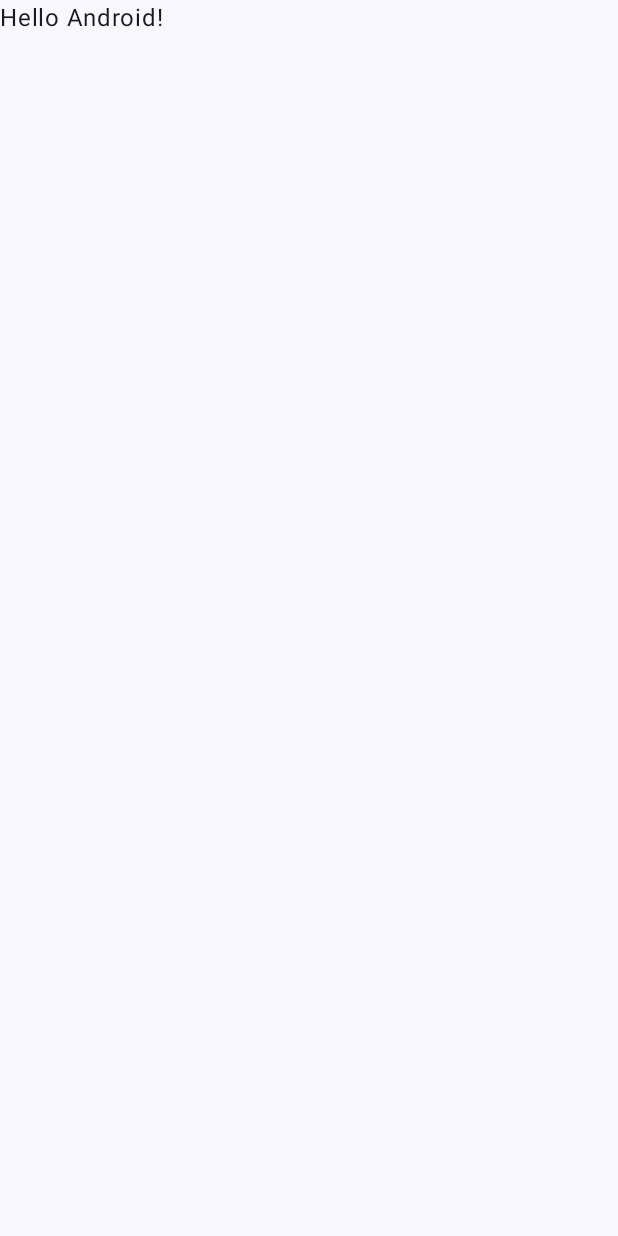
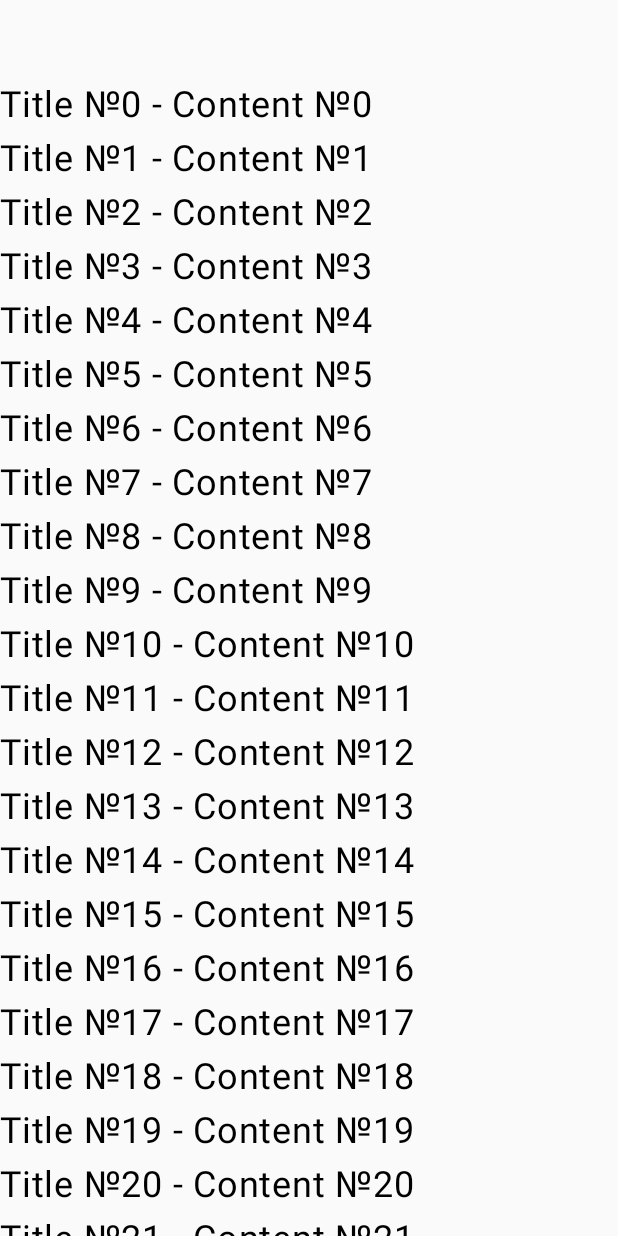
Before and after one commit to i11usionGID/Notes, an Android app built with Jetpack Compose: the screen it shows after launch (MainActivity), on a phone screen of 412 x 824 dp. Before the commit the screen is almost empty. Run offline under Robolectric (Android 15) with nearby library versions, the phone set to English and light mode, and no system bars.

Commit message:
тестовая реализация первого экрана

```diff
--- a/build.gradle.kts
+++ b/build.gradle.kts
@@ -41,6 +41,7 @@ android {
 
 dependencies {
 
+    implementation(libs.androidx.lifecycle.viewmodel.compose)
     implementation(libs.androidx.core.ktx)
     implementation(libs.androidx.lifecycle.runtime.ktx)
     implementation(libs.androidx.activity.compose)
--- a/src/main/java/com/example/notes/data/TestNotesRepositoryImpl.kt
+++ b/src/main/java/com/example/notes/data/TestNotesRepositoryImpl.kt
@@ -12,9 +12,16 @@ object TestNotesRepositoryImpl : NotesRepository {
 
     private val notesListFlow = MutableStateFlow<List<Note>>(emptyList())
 
-    override fun addNote(note: Note) {
-        notesListFlow.update {
-            it + note
+    override fun addNote(title: String, content: String) {
+        notesListFlow.update {oldList ->
+            val note = Note(
+                id = oldList.size + 1,
+                title = title,
+                content = content,
+                updatedAt = System.currentTimeMillis(),
+                isPinned = false
+                )
+            oldList + note
         }
     }
 
--- a/src/main/java/com/example/notes/domain/AddNoteUseCase.kt
+++ b/src/main/java/com/example/notes/domain/AddNoteUseCase.kt
@@ -4,7 +4,7 @@ class AddNoteUseCase(
     private val repository: NotesRepository
 ) {
 
-    operator fun invoke(note: Note) {
-        repository.addNote(note)
+    operator fun invoke(title: String, content: String) {
+        repository.addNote(title, content)
     }
 }
--- a/src/main/java/com/example/notes/domain/NotesRepository.kt
+++ b/src/main/java/com/example/notes/domain/NotesRepository.kt
@@ -4,7 +4,7 @@ import kotlinx.coroutines.flow.Flow
 
 interface NotesRepository {
 
-    fun addNote(note: Note)
+    fun addNote(title: String, content: String)
 
     fun deleteNote(noteId: Int)
 
--- a/src/main/java/com/example/notes/presentation/MainActivity.kt
+++ b/src/main/java/com/example/notes/presentation/MainActivity.kt
@@ -11,6 +11,7 @@ import androidx.compose.material3.Text
 import androidx.compose.runtime.Composable
 import androidx.compose.ui.Modifier
 import androidx.compose.ui.tooling.preview.Preview
+import com.example.notes.presentation.screens.notes.NotesScreen
 import com.example.notes.presentation.ui.theme.NotesTheme
 
 class MainActivity : ComponentActivity() {
@@ -19,29 +20,8 @@ class MainActivity : ComponentActivity() {
         enableEdgeToEdge()
         setContent {
             NotesTheme {
-                Scaffold(modifier = Modifier.fillMaxSize()) { innerPadding ->
-                    Greeting(
-                        name = "Android",
-                        modifier = Modifier.padding(innerPadding)
-                    )
-                }
+                NotesScreen()
             }
         }
     }
 }
-
-@Composable
-fun Greeting(name: String, modifier: Modifier = Modifier) {
-    Text(
-        text = "Hello $name!",
-        modifier = modifier
-    )
-}
-
-@Preview(showBackground = true)
-@Composable
-fun GreetingPreview() {
-    NotesTheme {
-        Greeting("Android")
-    }
-}
--- /dev/null
+++ b/src/main/java/com/example/notes/presentation/screens/notes/NotesScreen.kt
@@ -0,0 +1,56 @@
+package com.example.notes.presentation.screens.notes
+
+import androidx.compose.foundation.clickable
+import androidx.compose.foundation.horizontalScroll
+import androidx.compose.foundation.layout.Arrangement
+import androidx.compose.foundation.layout.Column
+import androidx.compose.foundation.layout.Row
+import androidx.compose.foundation.layout.padding
+import androidx.compose.foundation.rememberScrollState
+import androidx.compose.foundation.verticalScroll
+import androidx.compose.material3.Text
+import androidx.compose.runtime.Composable
+import androidx.compose.runtime.collectAsState
+import androidx.compose.runtime.getValue
+import androidx.compose.ui.Modifier
+import androidx.compose.ui.unit.dp
+import androidx.compose.ui.unit.sp
+import androidx.lifecycle.viewmodel.compose.viewModel
+
+@Composable
+fun NotesScreen(
+    modifier: Modifier = Modifier,
+    viewModel: NotesViewModel = viewModel()
+) {
+    val state by viewModel.state.collectAsState()
+
+    Column(
+        modifier = Modifier
+            .padding(top = 48.dp)
+            .verticalScroll(rememberScrollState()),
+        verticalArrangement = Arrangement.spacedBy(8.dp)
+    ) {
+        Row(modifier = Modifier
+            .horizontalScroll(rememberScrollState()),
+            horizontalArrangement = Arrangement.spacedBy(8.dp)) {
+            state.pinnedNotes.forEach {note ->
+                Text(
+                    modifier = Modifier.clickable {
+                        viewModel.processCommand(NotesCommand.SwitchedPinnedStatus(note.id))
+                    },
+                    text = "${note.title} - ${note.content}",
+                    fontSize = 24.sp
+                )
+            }
+        }
+        state.otherNotes.forEach { note ->
+            Text(
+                modifier = Modifier.clickable {
+                    viewModel.processCommand(NotesCommand.SwitchedPinnedStatus(note.id))
+                },
+                text = "${note.title} - ${note.content}",
+                fontSize = 24.sp
+            )
+        }
+    }
+}
--- a/src/main/java/com/example/notes/presentation/screens/notes/NotesViewModel.kt
+++ b/src/main/java/com/example/notes/presentation/screens/notes/NotesViewModel.kt
@@ -41,20 +41,31 @@ class NotesViewModel : ViewModel() {
     private val scope = CoroutineScope(Dispatchers.IO)
 
     init {
+        addSomeNotes()
         query
-            .flatMapLatest {
-                if (it.isBlank()) {
+            .onEach { input ->
+                _state.update { it.copy(query = input) }
+            }
+            .flatMapLatest { input ->
+                if (input.isBlank()) {
                     getAllNotesUseCase()
                 } else {
-                    searchNotesUseCase(it)
+                    searchNotesUseCase(input)
                 }
             }
-            .onEach {notesList ->
-                val pinnedNotes = notesList.filter { it.isPinned }
-                val otherNotes = notesList.filter { !it.isPinned }
+            .onEach { notes ->
+                val pinnedNotes = notes.filter { it.isPinned }
+                val otherNotes = notes.filter { !it.isPinned }
                 _state.update { it.copy(pinnedNotes = pinnedNotes, otherNotes = otherNotes) }
             }
             .launchIn(scope)
+    }
+
+    // TODO: don't forget to remove it
+    private fun addSomeNotes() {
+        repeat(50) {
+            addNoteUseCase(title = "Title №$it", content = "Content №$it")
+        }
     }
 
     fun processCommand(command: NotesCommand) {
@@ -64,12 +75,13 @@ class NotesViewModel : ViewModel() {
             }
 
             is NotesCommand.EditNote -> {
-                val title = command.note.title
+                val note = getNoteUseCase(command.note.id)
+                val title = note.title
                 editNotesUseCase(command.note.copy(title = "$title edited"))
             }
 
             is NotesCommand.InputSearchQuery -> {
-                searchNotesUseCase(command.query)
+                query.update { command.query.trim() }
             }
 
             is NotesCommand.SwitchedPinnedStatus -> {
```
